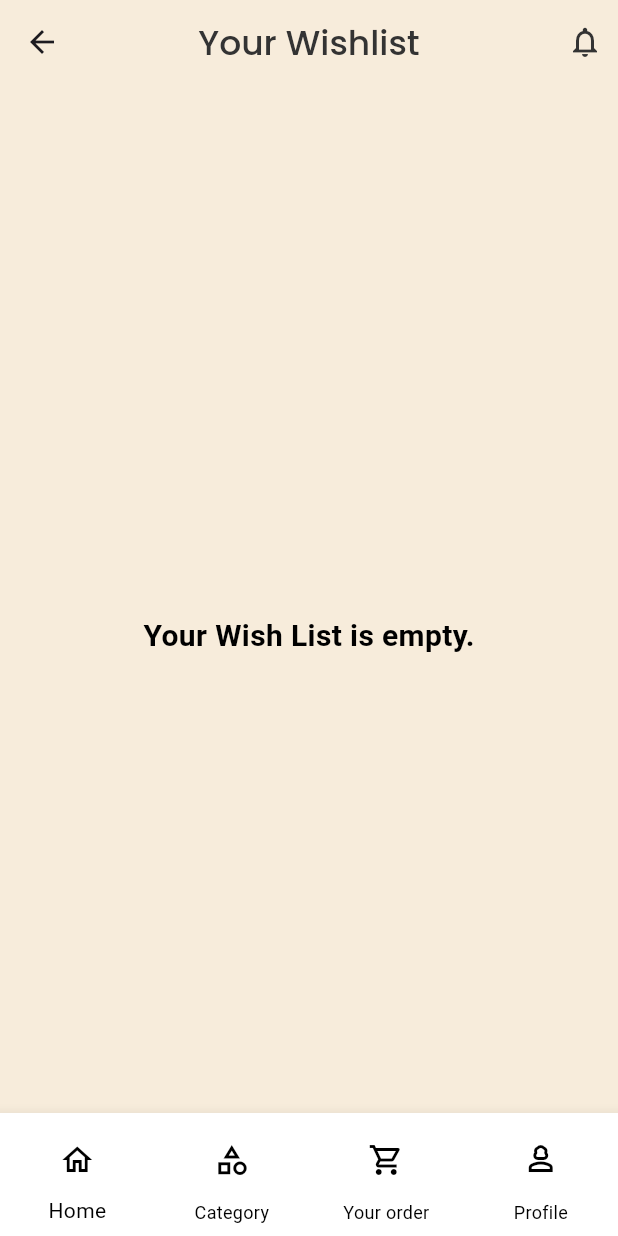
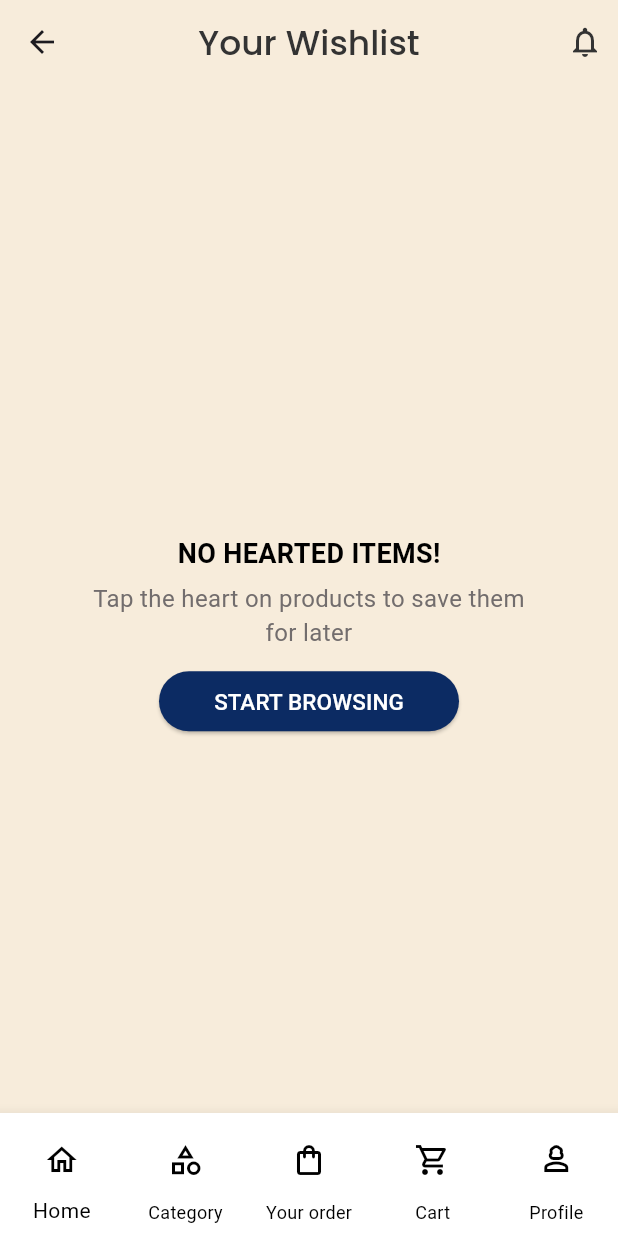
Before and after one commit to ChouguleAnkita13/Flutter_Projects, a Flutter app: the Categories screen opened directly, after a tap on the "favorite outline" icon, on a phone screen of 412 x 824 dp. Run offline on Flutter 3.47's test engine with Material 3 defaults, Android fonts, the light colour scheme and no system bars; our stand-ins replace flutter_slidable, google_fonts, sqflite; accounts and stored records are empty.

Commit message:
done with add to cart functionality

```diff
--- a/JewelleryApp/jewellery_app/lib/screens/categories.dart
+++ b/JewelleryApp/jewellery_app/lib/screens/categories.dart
@@ -1,11 +1,11 @@
 import 'package:flutter/material.dart';
 import 'package:google_fonts/google_fonts.dart';
+import 'package:jewellery_app/screens/addtocart.dart';
 import 'package:jewellery_app/screens/products.dart';
 import 'package:jewellery_app/screens/homepage.dart';
 import 'package:jewellery_app/screens/profilepage.dart';
 import 'package:jewellery_app/screens/wishlist.dart';
 import 'package:jewellery_app/screens/your_order.dart';
-
 
 class Categories extends StatefulWidget {
   const Categories({super.key});
@@ -41,7 +41,6 @@ class _CategoriesState extends State<Categories> {
           const Icon(
             Icons.notifications_none_outlined,
             color: Color.fromRGBO(51, 51, 51, 1),
-            size: 24,
           ),
           IconButton(
             onPressed: () {
@@ -50,9 +49,6 @@ class _CategoriesState extends State<Categories> {
             },
             icon: const Icon(Icons.favorite_border,
                 color: Color.fromRGBO(51, 51, 51, 1), size: 24),
-          ),
-          const SizedBox(
-            width: 10,
           ),
         ],
       ),
@@ -116,7 +112,6 @@ class _CategoriesState extends State<Categories> {
           type: BottomNavigationBarType.fixed,
           selectedItemColor: Colors.black,
           unselectedItemColor: Colors.black,
-
           items: [
             BottomNavigationBarItem(
                 icon: IconButton(
@@ -137,8 +132,16 @@ class _CategoriesState extends State<Categories> {
                       Navigator.of(context).push(MaterialPageRoute(
                           builder: (context) => const YourOrder()));
                     },
+                    icon: const Icon(Icons.shopping_bag_outlined)),
+                label: 'Your order'),
+            BottomNavigationBarItem(
+                icon: IconButton(
+                    onPressed: () {
+                      Navigator.of(context).push(MaterialPageRoute(
+                          builder: (context) => const AddToCart()));
+                    },
                     icon: const Icon(Icons.shopping_cart_outlined)),
-                label: 'Your order'),
+                label: 'Cart'),
             BottomNavigationBarItem(
                 icon: IconButton(
                     onPressed: () {
--- a/JewelleryApp/jewellery_app/lib/screens/homepage.dart
+++ b/JewelleryApp/jewellery_app/lib/screens/homepage.dart
@@ -1,4 +1,5 @@
 import 'package:flutter/material.dart';
+import 'package:jewellery_app/screens/addtocart.dart';
 import 'package:jewellery_app/screens/categories.dart';
 import 'package:jewellery_app/screens/profilepage.dart';
 import 'package:jewellery_app/screens/wishlist.dart';
@@ -201,8 +202,16 @@ class _HomePageState extends State<HomePage> {
                       Navigator.of(context).push(MaterialPageRoute(
                           builder: (context) => const YourOrder()));
                     },
+                    icon: const Icon(Icons.shopping_bag_outlined)),
+                label: 'Your order'),
+            BottomNavigationBarItem(
+                icon: IconButton(
+                    onPressed: () {
+                      Navigator.of(context).push(MaterialPageRoute(
+                          builder: (context) => const AddToCart()));
+                    },
                     icon: const Icon(Icons.shopping_cart_outlined)),
-                label: 'Your order'),
+                label: 'Cart'),
             BottomNavigationBarItem(
                 icon: IconButton(
                     onPressed: () {
--- a/JewelleryApp/jewellery_app/lib/screens/wishlist.dart
+++ b/JewelleryApp/jewellery_app/lib/screens/wishlist.dart
@@ -1,6 +1,7 @@
 import 'package:flutter/material.dart';
 import 'package:google_fonts/google_fonts.dart';
 import 'package:jewellery_app/model/model.dart';
+import 'package:jewellery_app/screens/addtocart.dart';
 import 'package:jewellery_app/screens/categories.dart';
 import 'package:jewellery_app/screens/homepage.dart';
 import 'package:jewellery_app/screens/profilepage.dart';
@@ -50,14 +51,47 @@ class _WishListState extends State<WishList> {
       body: Padding(
         padding: const EdgeInsets.only(top: 50, left: 15, right: 15),
         child: (wishList.isEmpty)
-            ? const Center(
-                child: Text(
-                'Your Wish List is empty.',
-                style: TextStyle(
-                  fontSize: 20,
-                  fontWeight: FontWeight.bold,
-                  color: Colors.black,
-                ),
+            ? Center(
+                child: Column(
+                mainAxisAlignment: MainAxisAlignment.center,
+                children: [
+                  const Text(
+                    'NO HEARTED ITEMS!',
+                    style: TextStyle(
+                      fontSize: 18,
+                      fontWeight: FontWeight.bold,
+                      color: Colors.black,
+                    ),
+                  ),
+                  const SizedBox(height: 5),
+                  const SizedBox(
+                    width: 300,
+                    child: Text(
+                      'Tap the heart on products to save them for later',
+                      textAlign: TextAlign.center,
+                      style: TextStyle(
+                        fontSize: 16,
+                        fontWeight: FontWeight.w400,
+                        color: Color.fromARGB(255, 114, 109, 109),
+                      ),
+                    ),
+                  ),
+                  const SizedBox(height: 10),
+                  ElevatedButton(
+                    onPressed: () {
+                      Navigator.of(context).push(MaterialPageRoute(
+                          builder: (context) => const Categories()));
+                    },
+                    style: ElevatedButton.styleFrom(
+                        backgroundColor: const Color.fromRGBO(12, 43, 99, 1),
+                        foregroundColor: Colors.white,
+                        fixedSize: const Size(200, 40)),
+                    child: const Text(
+                      'START BROWSING',
+                      style: TextStyle(fontSize: 15),
+                    ),
+                  ),
+                ],
               ))
             : ListView.builder(
                 itemCount: wishList.length,
@@ -174,11 +208,19 @@ class _WishListState extends State<WishList> {
             BottomNavigationBarItem(
                 icon: IconButton(
                     onPressed: () {
-                       Navigator.of(context).push(MaterialPageRoute(
+                      Navigator.of(context).push(MaterialPageRoute(
                           builder: (context) => const YourOrder()));
                     },
+                    icon: const Icon(Icons.shopping_bag_outlined)),
+                label: 'Your order'),
+            BottomNavigationBarItem(
+                icon: IconButton(
+                    onPressed: () {
+                      Navigator.of(context).push(MaterialPageRoute(
+                          builder: (context) => const AddToCart()));
+                    },
                     icon: const Icon(Icons.shopping_cart_outlined)),
-                label: 'Your order'),
+                label: 'Cart'),
             BottomNavigationBarItem(
                 icon: IconButton(
                     onPressed: () {
```
Also changed, not shown: JewelleryApp/jewellery_app/lib/database/database_connection.dart (+54 -5 lines), JewelleryApp/jewellery_app/lib/model/model.dart (+21 -0 lines), JewelleryApp/jewellery_app/lib/screens/addtocart.dart (added, +266 -0 lines), JewelleryApp/jewellery_app/lib/screens/order_confirmation.dart (+11 -2 lines), JewelleryApp/jewellery_app/lib/screens/products.dart (+48 -35 lines), JewelleryApp/jewellery_app/lib/screens/profilepage.dart (+14 -3 lines), JewelleryApp/jewellery_app/lib/screens/your_order.dart (+13 -6 lines).
